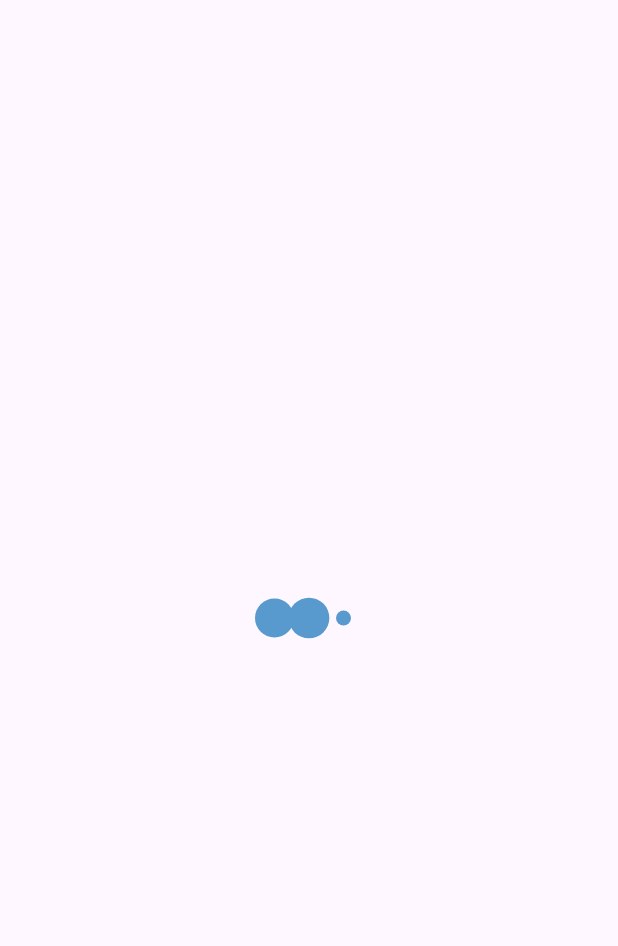
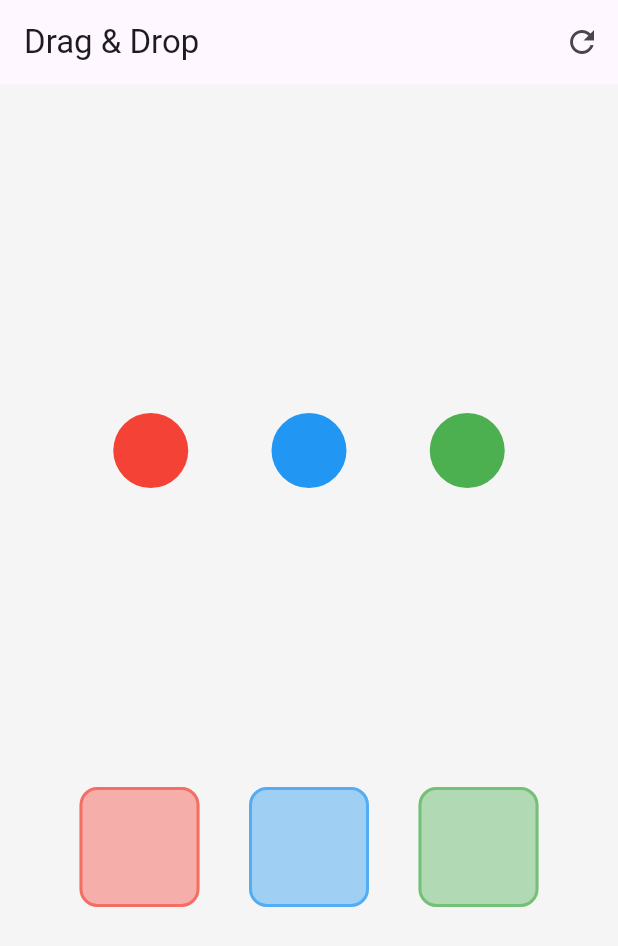
Before and after one commit to osamamohamedr1/3-ui-challenges, a Flutter app: the first screen one second after launch, on a phone screen of 412 x 824 dp. Shown: the top 946 px of the screen. Run offline on Flutter 3.47's test engine with Material 3 defaults, Android fonts, the phone set to English and light mode, and no system bars.

Commit message:
add drag and drop

```diff
--- /dev/null
+++ b/lib/dragable_list/drag_drop.dart
@@ -0,0 +1,103 @@
+import 'package:flutter/material.dart';
+
+class DragDropScreen extends StatefulWidget {
+  const DragDropScreen({super.key});
+
+  @override
+  State<DragDropScreen> createState() => _DragDropScreenState();
+}
+
+class _DragDropScreenState extends State<DragDropScreen> {
+  final List<Color> colors = [Colors.red, Colors.blue, Colors.green];
+  final List<bool> matched = [false, false, false];
+
+  @override
+  Widget build(BuildContext context) {
+    return Scaffold(
+      backgroundColor: Colors.grey.shade100,
+      appBar: AppBar(
+        title: const Text('Drag & Drop '),
+
+        actions: [
+          IconButton(onPressed: _resetGame, icon: const Icon(Icons.refresh)),
+        ],
+      ),
+      body: Padding(
+        padding: const EdgeInsets.all(20.0),
+        child: Column(
+          mainAxisAlignment: MainAxisAlignment.spaceEvenly,
+          children: [
+            Row(
+              mainAxisAlignment: MainAxisAlignment.spaceEvenly,
+              children: List.generate(colors.length, (index) {
+                return _buildDraggableBall(colors[index]);
+              }),
+            ),
+
+            Row(
+              mainAxisAlignment: MainAxisAlignment.spaceEvenly,
+              children: List.generate(colors.length, (index) {
+                return _buildDropTarget(colors[index], index);
+              }),
+            ),
+          ],
+        ),
+      ),
+    );
+  }
+
+  Widget _buildDraggableBall(Color color) {
+    return Draggable<Color>(
+      data: color,
+      feedback: _buildBall(color, 45),
+      childWhenDragging: _buildBall(Colors.grey.shade300, 40),
+      child: _buildBall(color, 50),
+    );
+  }
+
+  Widget _buildDropTarget(Color targetColor, int index) {
+    return DragTarget<Color>(
+      onAcceptWithDetails: (details) {
+        setState(() {
+          if (details.data == targetColor) {
+            matched[index] = true;
+          }
+        });
+      },
+      builder: (context, candidateData, rejectedData) {
+        bool isHovering = candidateData.isNotEmpty;
+
+        return Container(
+          width: 80,
+          height: 80,
+          decoration: BoxDecoration(
+            color: targetColor.withOpacity(.4),
+            borderRadius: BorderRadius.circular(12),
+            shape: BoxShape.rectangle,
+            border: Border.all(
+              color: isHovering ? targetColor : targetColor.withOpacity(0.6),
+              width: isHovering ? 4 : 2,
+            ),
+          ),
+          child: matched[index]
+              ? const Icon(Icons.check, color: Colors.white, size: 30)
+              : null,
+        );
+      },
+    );
+  }
+
+  Widget _buildBall(Color color, double size) {
+    return Container(
+      width: size,
+      height: size,
+      decoration: BoxDecoration(color: color, shape: BoxShape.circle),
+    );
+  }
+
+  void _resetGame() {
+    setState(() {
+      matched.fillRange(0, matched.length, false);
+    });
+  }
+}
--- a/lib/main.dart
+++ b/lib/main.dart
@@ -1,5 +1,5 @@
 import 'package:flutter/material.dart';
-import 'package:three_ui_challenges/animation/loading_animation.dart';
+import 'package:three_ui_challenges/dragable_list/drag_drop.dart';
 
 void main() {
   runApp(const UiChallenges());
@@ -12,7 +12,7 @@ class UiChallenges extends StatelessWidget {
   Widget build(BuildContext context) {
     return MaterialApp(
       debugShowCheckedModeBanner: false,
-      home: Scaffold(body: LoadingAnimation()),
+      home: Scaffold(body: DragDropScreen()),
     );
   }
 }
```
Also changed, not shown: 1 other file.
